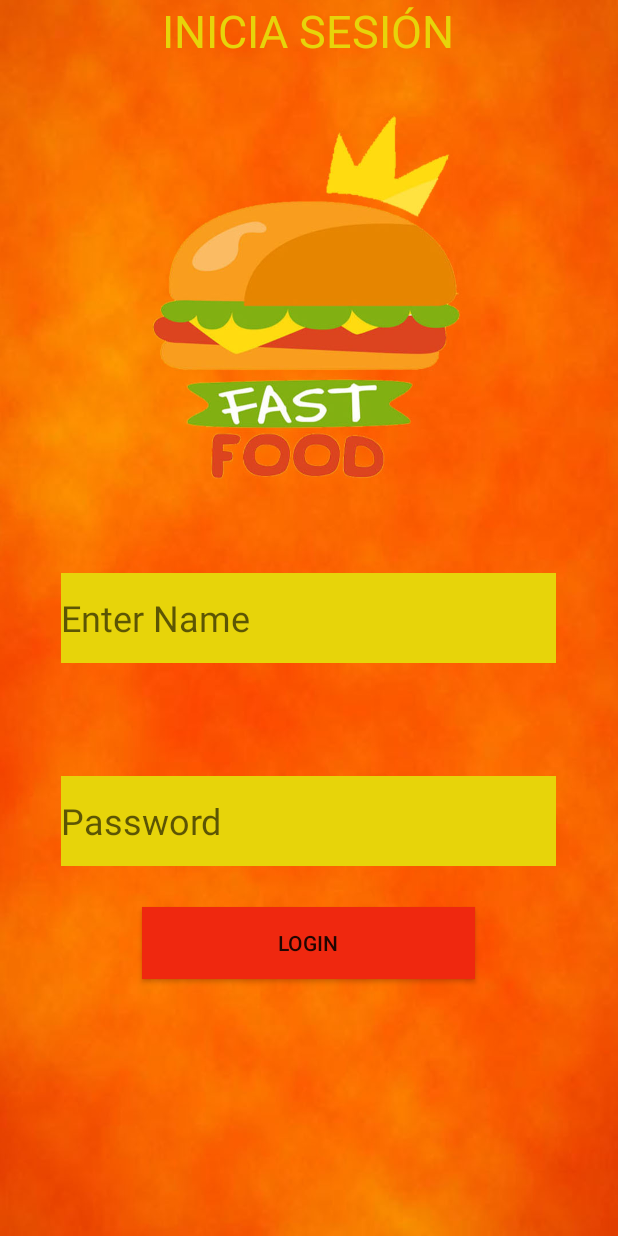
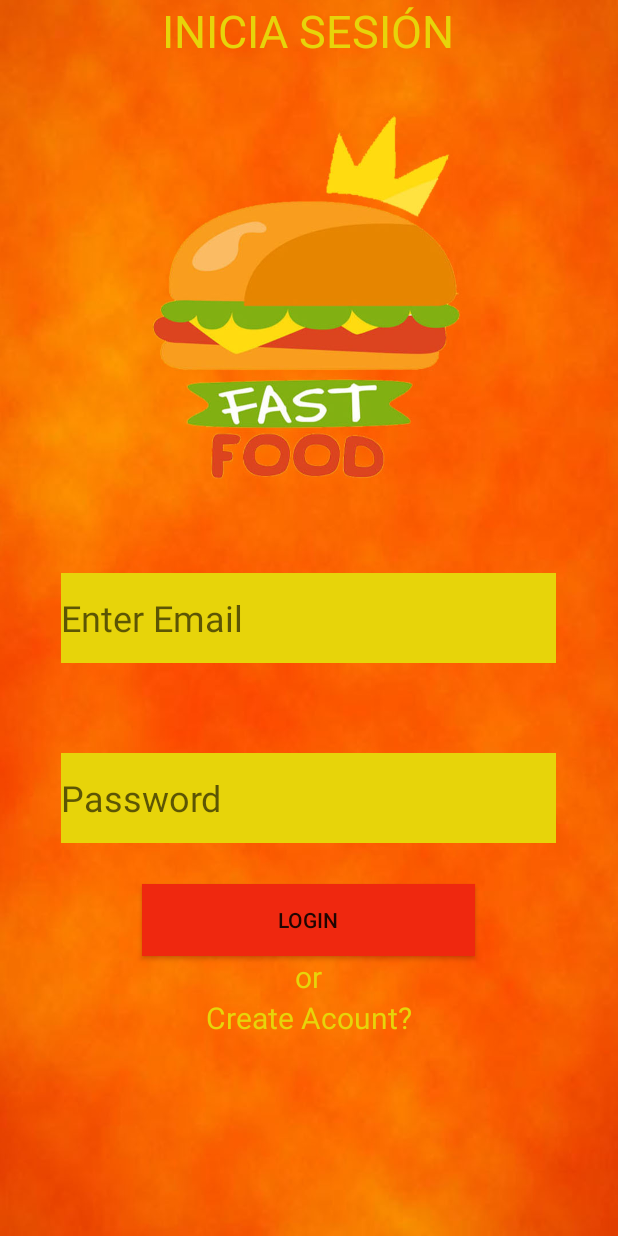
Before and after one commit to RosaMedina28/Proyecto_Dise-o, an Android app: the layout activity_main.xml on its own in the app's theme, with its tools: preview values and no code run, on a phone screen of 412 x 824 dp. Run offline under Robolectric (Android 15) with nearby library versions, the phone set to English and light mode, and no system bars; network calls fail.

Commit message:
Añadiendo logica

```diff
--- a/app/build.gradle
+++ b/app/build.gradle
@@ -33,6 +33,7 @@ dependencies {
     implementation fileTree(dir: "libs", include: ["*.jar"])
     implementation 'androidx.appcompat:appcompat:1.2.0'
     implementation 'androidx.constraintlayout:constraintlayout:2.0.4'
+    implementation 'com.android.volley:volley:1.1.1' //Volley
     implementation 'androidx.recyclerview:recyclerview:1.1.0'
     implementation "androidx.recyclerview:recyclerview-selection:1.1.0-rc03"
     testImplementation 'junit:junit:4.12'
--- a/app/src/main/AndroidManifest.xml
+++ b/app/src/main/AndroidManifest.xml
@@ -1,8 +1,8 @@
 <?xml version="1.0" encoding="utf-8"?>
 <manifest xmlns:android="http://schemas.android.com/apk/res/android"
     package="com.example.proyector">
-
-    <uses-permission android:name="android.permission.ACCESS_FINE_LOCATION" />
+    <uses-permission android:name="android.permission.INTERNET"/>
+    <uses-permission android:name="android.permission.CAMERA" />
     <uses-permission android:name="android.permission.READ_CONTACTS" />
 
     <application
@@ -12,7 +12,7 @@
         android:roundIcon="@mipmap/ic_launcher_round"
         android:supportsRtl="true"
         android:theme="@style/AppTheme">
-        <activity android:name=".ReclyclerActivity"></activity>
+        <activity android:name=".ReclyclerActivity"/>
         <activity android:name=".registroActivity" />
         <activity android:name=".MainActivity" />
         <activity android:name=".menuActivity">
--- a/app/src/main/java/com/example/proyector/registroActivity.java
+++ b/app/src/main/java/com/example/proyector/registroActivity.java
@@ -23,7 +23,7 @@ public class registroActivity extends AppCompatActivity {
     }
 
     public void evento_register(View view) {
-        EditText campo_apellido = findViewById(R.id.apellido);
-        Toast.makeText(this, campo_apellido.getText().toString(), Toast.LENGTH_SHORT).show();
+        EditText edit_apellido = findViewById(R.id.edit_apellido);
+        Toast.makeText(this, edit_apellido.getText().toString(), Toast.LENGTH_SHORT).show();
     }
 }
--- a/app/src/main/res/layout/activity_main.xml
+++ b/app/src/main/res/layout/activity_main.xml
@@ -19,24 +19,24 @@
 
 
     <EditText
-        android:id="@+id/editText"
+        android:id="@+id/edit_email_l"
         android:layout_width="330dp"
         android:layout_height="60dp"
         android:layout_centerInParent="true"
-        android:layout_marginTop="157dp"
+        android:layout_marginTop="150dp"
         android:layout_marginEnd="-1dp"
         android:background="#E7D40A"
         android:focusable="true"
-        android:hint="Enter Name"
+        android:hint="Enter Email"
         android:textSize="24dp" />
 
     <EditText
-        android:id="@+id/editText2"
+        android:id="@+id/edit_password_l"
         android:layout_width="330dp"
         android:layout_height="60dp"
-        android:layout_below="@+id/editText"
+        android:layout_below="@+id/edit_email_l"
         android:layout_centerInParent="true"
-        android:layout_marginTop="75dp"
+        android:layout_marginTop="60dp"
         android:layout_marginEnd="1dp"
         android:background="#E7D40A"
         android:hint="Password"
@@ -45,15 +45,39 @@
 
     <Button
         android:id="@+id/btn_login"
-        android:onClick="evento_pasada"
+        android:onClick="evento_login"
         android:layout_width="222dp"
         android:layout_height="wrap_content"
-        android:layout_below="@id/editText2"
+        android:layout_below="@id/edit_password_l"
        android:layout_centerInParent="true"
         android:layout_marginTop="27dp"
         android:background="#EF280F"
         android:text="login" />
 
+    <TextView
+        android:layout_width="wrap_content"
+        android:layout_height="wrap_content"
+        android:text="or"
+        android:textSize="20dp"
+        android:textColor="#E7D40A"
+        android:layout_below="@id/btn_login"
+        android:layout_centerInParent="true"
+        android:id="@+id/or"
+        />
+
+    <TextView
+        android:layout_width="wrap_content"
+        android:layout_height="wrap_content"
+        android:text="Create Acount?"
+        android:onClick="evento_registro_cambio"
+        android:textSize="20dp"
+        android:textColor="#E7D40A"
+        android:layout_below="@id/or"
+        android:layout_centerInParent="true"
+        />
+
+
+
 
 
 
--- a/app/src/main/res/layout/lista_permisos.xml
+++ b/app/src/main/res/layout/lista_permisos.xml
@@ -9,7 +9,7 @@
         android:layout_height="wrap_content"
         android:layout_centerInParent="true"
         android:text="permiso"
-        android:textSize="30dp"
+        android:textSize="20dp"
         android:id="@+id/text_permiso"/>
 
     <Switch
```
Also changed, not shown: app/src/main/java/com/example/proyector/MainActivity.java (+55 -12 lines), app/src/main/java/com/example/proyector/Permiso.java (added, +17 -0 lines), app/src/main/java/com/example/proyector/PermisoAdapter.java (added, +50 -0 lines), app/src/main/java/com/example/proyector/ReclyclerActivity.java (+24 -1 lines), app/src/main/java/com/example/proyector/menuActivity.java (+15 -0 lines), app/src/main/res/layout/activity_reclycler.xml (+7 -0 lines), app/src/main/res/layout/activity_registro.xml (+12 -12 lines).
